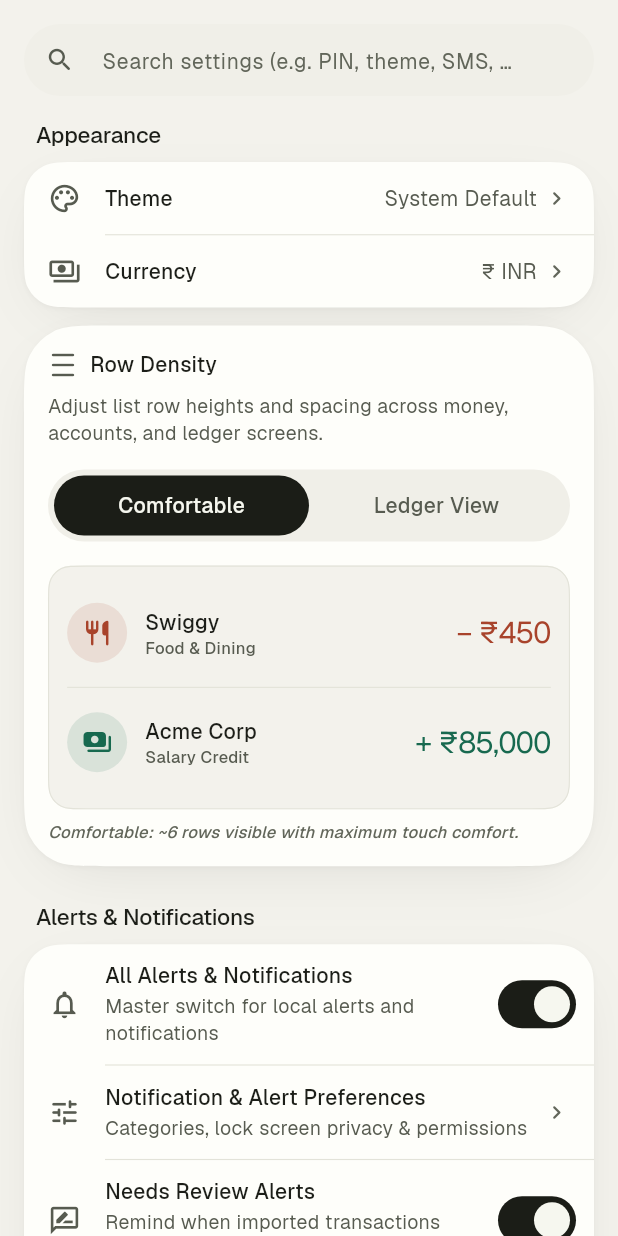
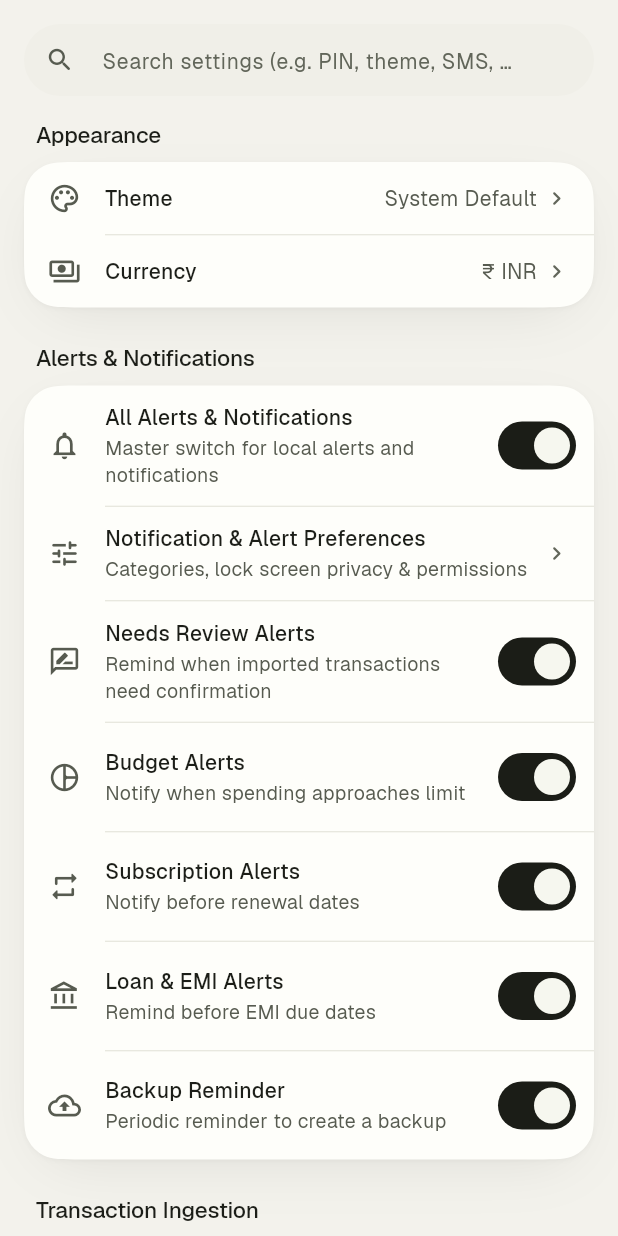
Before and after one commit to Shibilimohdtp/financeflow, a Flutter app: the SettingsDetailScreen screen opened directly, scrolled down 56 dp, on a phone screen of 412 x 824 dp. Run offline on Flutter 3.47's test engine with Material 3 defaults, Android fonts, the phone set to English and light mode, and no system bars; our stand-ins replace file_picker, flutter_local_notifications, flutter_riverpod, flutter_secure_storage, flutter_timezone, isar and 3 more; accounts and stored records are empty; generated files the repository leaves out were written again; project files that could hold a hidden picture were left out.

Commit message:
feat(settings): remove the row density (ledger view) setting
Co-Authored-By: Claude Haiku 5.5 <noreply@anthropic.com>

```diff
--- a/lib/features/settings/settings_controller.dart
+++ b/lib/features/settings/settings_controller.dart
@@ -86,12 +86,6 @@ class SettingsController extends StateNotifier<AsyncValue<AppSettings>> {
     state = AsyncValue.data(await repo.getSettings());
   }
 
-  Future<void> setDenseMode(bool enabled) async {
-    final repo = _ref.read(settingsRepositoryProvider);
-    await repo.setDenseMode(enabled);
-    state = AsyncValue.data(await repo.getSettings());
-  }
-
   Future<void> updateSettings(AppSettings settings) async {
     final repo = _ref.read(settingsRepositoryProvider);
     await repo.updateSettings(settings);
--- a/lib/features/settings/settings_detail_screen.dart
+++ b/lib/features/settings/settings_detail_screen.dart
@@ -28,7 +28,6 @@ import '../ingestion/permissions/sms_permission_screen.dart';
 import '../security/security_settings_screen.dart';
 import 'branding_preview_screen.dart';
 import 'settings_controller.dart';
-import 'widgets/density_visualizer_card.dart';
 import 'widgets/ingestion_diagnostics_card.dart';
 import 'widgets/settings_picker_sheets.dart';
 import 'widgets/settings_search_results.dart';
@@ -67,18 +66,6 @@ class _SettingsDetailScreenState extends ConsumerState<SettingsDetailScreen> {
         break;
       case SettingsDestination.currencySheet:
         showSettingsCurrencyPicker(context, ref, settings);
-        break;
-      case SettingsDestination.density:
-        ref
-            .read(settingsControllerProvider.notifier)
-            .setDenseMode(!settings.isDenseMode);
-        FfToast.show(
-          context,
-          message:
-              settings.isDenseMode
-                  ? 'Switched to comfortable view.'
-                  : 'Switched to ledger view (dense).',
-        );
         break;
       case SettingsDestination.security:
       case SettingsDestination.pinSheet:
@@ -203,8 +190,6 @@ class _SettingsDetailScreenState extends ConsumerState<SettingsDetailScreen> {
                 ),
               ],
             ),
-            const SizedBox(height: FfSpace.sm),
-            DensityVisualizerCard(settings: settings),
 
             const SizedBox(height: FfSpace.xl),
 
--- a/lib/features/settings/widgets/density_visualizer_card.dart
+++ /dev/null
@@ -1,174 +0,0 @@
-import 'package:flutter/material.dart';
-import 'package:flutter/services.dart';
-import 'package:flutter_riverpod/flutter_riverpod.dart';
-
-import '../../../models/app_settings.dart';
-import '../../../shared/widgets/ff_amount_text.dart';
-import '../../../shared/widgets/ff_card.dart';
-import '../../../shared/widgets/ff_divider.dart';
-import '../../../shared/widgets/ff_icon_tile.dart';
-import '../../../shared/widgets/ff_segmented_pill.dart';
-import '../../../theme/ff.dart';
-import '../../../theme/ff_tone.dart';
-import '../settings_controller.dart';
-
-/// An interactive Stillwater Bloom card demonstrating row density
-/// (Comfortable vs Compact Ledger View) with live miniature transaction rows.
-class DensityVisualizerCard extends ConsumerWidget {
-  final AppSettings settings;
-
-  const DensityVisualizerCard({super.key, required this.settings});
-
-  @override
-  Widget build(BuildContext context, WidgetRef ref) {
-    final ff = context.ff;
-    final isDense = settings.isDenseMode;
-
-    return FfCard(
-      padding: const EdgeInsets.all(FfSpace.md),
-      child: Column(
-        crossAxisAlignment: CrossAxisAlignment.start,
-        children: [
-          Row(
-            children: [
-              Icon(
-                Icons.density_medium_rounded,
-                size: 20,
-                color: ff.color.textSecondary,
-              ),
-              const SizedBox(width: FfSpace.xs),
-              Text(
-                'Row Density',
-                style: ff.text.titleSm.copyWith(fontWeight: FontWeight.w600),
-              ),
-            ],
-          ),
-          const SizedBox(height: FfSpace.xs),
-          Text(
-            'Adjust list row heights and spacing across money, accounts, and ledger screens.',
-            style: ff.text.bodySm.copyWith(color: ff.color.textSecondary),
-          ),
-          const SizedBox(height: FfSpace.md),
-
-          // Segmented selector
-          FfSegmentedPill<bool>(
-            options: const [
-              FfSegmentOption(value: false, label: 'Comfortable'),
-              FfSegmentOption(value: true, label: 'Ledger View'),
-            ],
-            selectedValue: isDense,
-            onSelected: (val) {
-              HapticFeedback.selectionClick();
-              ref.read(settingsControllerProvider.notifier).setDenseMode(val);
-            },
-          ),
-
-          const SizedBox(height: FfSpace.md),
-
-          // Live Miniature Preview Container
-          AnimatedContainer(
-            duration: FfMotion.fast,
-            curve: Curves.easeOutCubic,
-            decoration: ShapeDecoration(
-              color: ff.color.surfacePage,
-              shape: FfShape.of(
-                FfRadius.md,
-                side: BorderSide(
-                  color: ff.color.borderSubtle,
-                  width: FfBorderWidth.hairline,
-                ),
-              ),
-            ),
-            padding: const EdgeInsets.symmetric(
-              horizontal: FfSpace.sm,
-              vertical: FfSpace.xs,
-            ),
-            child: Column(
-              children: [
-                _buildMockRow(
-                  context,
-                  icon: Icons.restaurant_rounded,
-                  tone: FfTone.expense,
-                  title: 'Swiggy',
-                  category: 'Food & Dining',
-                  amount: -450.0,
-                  isDense: isDense,
-                ),
-                const FfDivider(),
-                _buildMockRow(
-                  context,
-                  icon: Icons.payments_rounded,
-                  tone: FfTone.income,
-                  title: 'Acme Corp',
-                  category: 'Salary Credit',
-                  amount: 85000.0,
-                  isDense: isDense,
-                ),
-              ],
-            ),
-          ),
-
-          const SizedBox(height: FfSpace.xs),
-          Text(
-            isDense
-                ? 'Compact: ~8 rows visible per viewport on a typical phone.'
-                : 'Comfortable: ~6 rows visible with maximum touch comfort.',
-            style: ff.text.labelSm.copyWith(
-              color: ff.color.textTertiary,
-              fontStyle: FontStyle.italic,
-            ),
-          ),
-        ],
-      ),
-    );
-  }
-
-  Widget _buildMockRow(
-    BuildContext context, {
-    required IconData icon,
-    required FfTone tone,
-    required String title,
-    required String category,
-    required double amount,
-    required bool isDense,
-  }) {
-    final ff = context.ff;
-    final rowPadding =
-        isDense
-            ? const EdgeInsets.symmetric(vertical: FfSpace.x2s)
-            : const EdgeInsets.symmetric(vertical: FfSpace.md);
-
-    return Padding(
-      padding: rowPadding,
-      child: Row(
-        children: [
-          FfIconTile(icon: icon, tone: tone),
-          const SizedBox(width: FfSpace.sm),
-          Expanded(
-            child: Column(
-              crossAxisAlignment: CrossAxisAlignment.start,
-              mainAxisSize: MainAxisSize.min,
-              children: [
-                Text(
-                  title,
-                  style: ff.text.body.copyWith(fontWeight: FontWeight.w500),
-                ),
-                Text(
-                  category,
-                  style: ff.text.labelSm.copyWith(
-                    color: ff.color.textSecondary,
-                  ),
-                ),
-              ],
-            ),
-          ),
-          FfAmountText(
-            amount: amount,
-            tone: tone,
-            size: isDense ? FfAmountSize.sm : FfAmountSize.md,
-          ),
-        ],
-      ),
-    );
-  }
-}
--- a/lib/models/app_settings.dart
+++ b/lib/models/app_settings.dart
@@ -48,7 +48,6 @@ class AppSettings {
   final bool isPrivacyBlurEnabled;
   final bool isScreenshotProtectionEnabled;
   final String currencyCode;
-  final bool isDenseMode;
 
   // Phase 3 Ingestion Settings
   final bool isNotificationDetectionEnabled;
@@ -93,7 +92,6 @@ class AppSettings {
     this.isPrivacyBlurEnabled = false,
     this.isScreenshotProtectionEnabled = false,
     this.currencyCode = 'INR',
-    this.isDenseMode = false,
     this.isNotificationDetectionEnabled = false,
     this.isSmsDetectionEnabled = false,
     this.selectedNotificationPackages = const [
@@ -141,7 +139,6 @@ class AppSettings {
     bool? isPrivacyBlurEnabled,
     bool? isScreenshotProtectionEnabled,
     String? currencyCode,
-    bool? isDenseMode,
     bool? isNotificationDetectionEnabled,
     bool? isSmsDetectionEnabled,
     List<String>? selectedNotificationPackages,
@@ -182,7 +179,6 @@ class AppSettings {
       isScreenshotProtectionEnabled:
           isScreenshotProtectionEnabled ?? this.isScreenshotProtectionEnabled,
       currencyCode: currencyCode ?? this.currencyCode,
-      isDenseMode: isDenseMode ?? this.isDenseMode,
       isNotificationDetectionEnabled:
           isNotificationDetectionEnabled ?? this.isNotificationDetectionEnabled,
       isSmsDetectionEnabled:
--- a/lib/models/backup_payload.dart
+++ b/lib/models/backup_payload.dart
@@ -815,7 +815,6 @@ class BackupDataPayload {
     'isPrivacyBlurEnabled': s.isPrivacyBlurEnabled,
     'isScreenshotProtectionEnabled': s.isScreenshotProtectionEnabled,
     'currencyCode': s.currencyCode,
-    'isDenseMode': s.isDenseMode,
     'isNotificationDetectionEnabled': s.isNotificationDetectionEnabled,
     'isSmsDetectionEnabled': s.isSmsDetectionEnabled,
     'selectedNotificationPackages': s.selectedNotificationPackages,
@@ -860,7 +859,6 @@ class BackupDataPayload {
         isScreenshotProtectionEnabled:
             j['isScreenshotProtectionEnabled'] as bool? ?? false,
         currencyCode: j['currencyCode'] as String? ?? 'INR',
-        isDenseMode: j['isDenseMode'] as bool? ?? false,
         isNotificationDetectionEnabled:
             j['isNotificationDetectionEnabled'] as bool? ?? false,
         isSmsDetectionEnabled: j['isSmsDetectionEnabled'] as bool? ?? false,
--- a/lib/repositories/settings_repository.dart
+++ b/lib/repositories/settings_repository.dart
@@ -46,7 +46,6 @@ abstract class SettingsRepository {
   Future<void> setBiometricEnabled(bool enabled);
   Future<void> setPinEnabled(bool enabled);
   Future<void> setPrivacyBlurEnabled(bool enabled);
-  Future<void> setDenseMode(bool enabled);
 }
 
 class IsarSettingsRepository implements SettingsRepository {
@@ -64,7 +63,6 @@ class IsarSettingsRepository implements SettingsRepository {
       isPrivacyBlurEnabled: entity.isPrivacyBlurEnabled,
       isScreenshotProtectionEnabled: entity.isScreenshotProtectionEnabled,
       currencyCode: entity.currencyCode,
-      isDenseMode: entity.isDenseMode,
       isNotificationDetectionEnabled: entity.isNotificationDetectionEnabled,
       isSmsDetectionEnabled: entity.isSmsDetectionEnabled,
       selectedNotificationPackages:
@@ -149,7 +147,6 @@ class IsarSettingsRepository implements SettingsRepository {
       entity.isScreenshotProtectionEnabled =
           settings.isScreenshotProtectionEnabled;
       entity.currencyCode = settings.currencyCode;
-      entity.isDenseMode = settings.isDenseMode;
       entity.isNotificationDetectionEnabled =
           settings.isNotificationDetectionEnabled;
       entity.isSmsDetectionEnabled = settings.isSmsDetectionEnabled;
@@ -227,10 +224,4 @@ class IsarSettingsRepository implements SettingsRepository {
     final current = await getSettings();
     await updateSettings(current.copyWith(isPrivacyBlurEnabled: enabled));
   }
-
-  @override
-  Future<void> setDenseMode(bool enabled) async {
-    final current = await getSettings();
-    await updateSettings(current.copyWith(isDenseMode: enabled));
-  }
 }
--- a/lib/shared/widgets/ff_settings_index.dart
+++ b/lib/shared/widgets/ff_settings_index.dart
@@ -4,7 +4,7 @@ import 'package:flutter/material.dart';
 enum SettingsGroup {
   appearance(
     label: 'Look & feel',
-    description: 'Theme, display density and currency formatting',
+    description: 'Theme and currency formatting',
     icon: Icons.palette_outlined,
   ),
   security(
@@ -48,7 +48,6 @@ enum SettingsGroup {
 enum SettingsDestination {
   appearance,
   themeSheet,
-  density,
   currencySheet,
   security,
   pinSheet,
@@ -124,24 +123,6 @@ const List<SettingsEntry> kSettingsIndex = [
     group: SettingsGroup.appearance,
     icon: Icons.palette_outlined,
     destination: SettingsDestination.themeSheet,
-  ),
-  SettingsEntry(
-    id: 'density',
-    title: 'Display density (Ledger view)',
-    subtitle: 'Comfortable spacing or compact transaction rows',
-    keywords: [
-      'density',
-      'compact',
-      'ledger',
-      'dense',
-      'comfortable',
-      'rows',
-      'padding',
-      'spacing',
-    ],
-    group: SettingsGroup.appearance,
-    icon: Icons.density_medium_rounded,
-    destination: SettingsDestination.density,
   ),
   SettingsEntry(
     id: 'currency',
```
Also changed, not shown: 6 other files.
